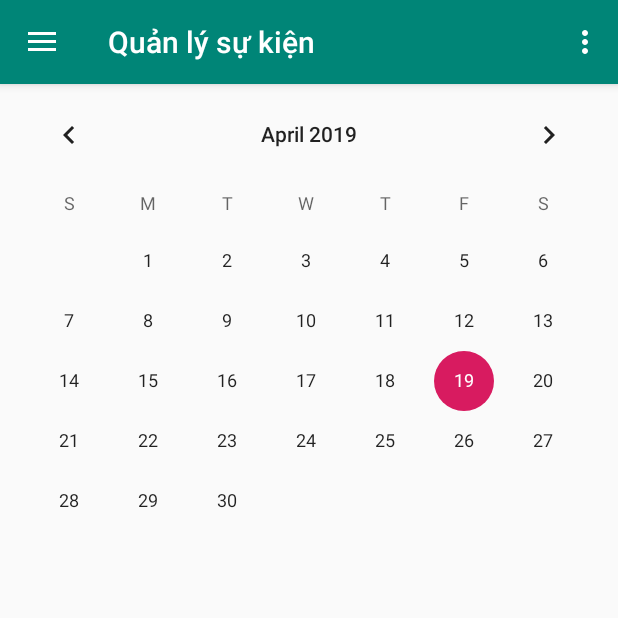
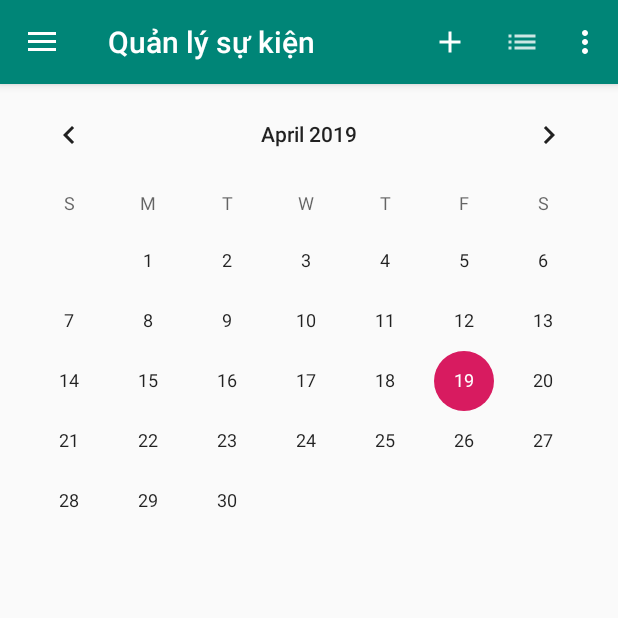
Before and after one commit to vancuong196/events_management, an Android app: the screen it shows after launch (RootActivity), in the side drawer, after a tap on "About", on a phone screen of 412 x 824 dp, the top half of it. Run offline under Robolectric (Android 15) with nearby library versions, the phone set to English and light mode, and no system bars; our stand-ins replace Firebase (no records; nobody signed in at launch, a user with empty details on screens opened directly).

Commit message:
add menu

```diff
--- a/app/src/main/java/com/example/clay/event_manager/activities/RootActivity.java
+++ b/app/src/main/java/com/example/clay/event_manager/activities/RootActivity.java
@@ -20,7 +20,7 @@ import com.example.clay.left.R;
 
 public class RootActivity extends AppCompatActivity
         implements NavigationView.OnNavigationItemSelectedListener {
-
+    NavigationView navigationView;
     @Override
     protected void onCreate(Bundle savedInstanceState) {
         super.onCreate(savedInstanceState);
@@ -34,10 +34,14 @@ public class RootActivity extends AppCompatActivity
         drawer.addDrawerListener(toggle);
         toggle.syncState();
 
-        NavigationView navigationView = (NavigationView) findViewById(R.id.nav_view);
+        navigationView = (NavigationView) findViewById(R.id.nav_view);
         navigationView.setNavigationItemSelectedListener(this);
+
+        // Replace root view to default fragment
         Fragment newFragment = new EventManagementFragment();
         ReplaceFragment(newFragment);
+        // Make menu checked.
+        setMenuItemChecked(R.id.nav_event);
     }
 
     @Override
@@ -48,6 +52,11 @@ public class RootActivity extends AppCompatActivity
         } else {
             super.onBackPressed();
         }
+    }
+
+    private void setMenuItemChecked(int menuItemID) {
+        MenuItem menuItem =  navigationView.getMenu().findItem(menuItemID);
+        menuItem.setChecked(true);
     }
 
     @Override
@@ -73,7 +82,10 @@ public class RootActivity extends AppCompatActivity
         int id = item.getItemId();
 
         //noinspection SimplifiableIfStatement
-        if (id == R.id.action_settings) {
+        if (id == R.id.action_add_e) {
+            return true;
+        }
+        if (id == R.id.action_list_view) {
             return true;
         }
 
@@ -86,17 +98,17 @@ public class RootActivity extends AppCompatActivity
         // Handle navigation view item clicks here.
         int id = item.getItemId();
 
-        if (id == R.id.nav_camera) {
+        if (id == R.id.nav_event) {
             // Handle the camera action
-        } else if (id == R.id.nav_gallery) {
+        } else if (id == R.id.nav_employee) {
 
-        } else if (id == R.id.nav_slideshow) {
+        } else if (id == R.id.nav_notification) {
 
-        } else if (id == R.id.nav_manage) {
+        } else if (id == R.id.nav_tools) {
 
-        } else if (id == R.id.nav_share) {
+        } else if (id == R.id.nav_about) {
 
-        } else if (id == R.id.nav_send) {
+        } else if (id == R.id.nav_changelog) {
 
         }
 
--- a/app/src/main/res/menu/activity_main_drawer.xml
+++ b/app/src/main/res/menu/activity_main_drawer.xml
@@ -5,19 +5,19 @@
 
     <group android:checkableBehavior="single">
         <item
-            android:id="@+id/nav_camera"
+            android:id="@+id/nav_event"
             android:icon="@drawable/ic_event"
             android:title="Quản lý sự kiện" />
         <item
-            android:id="@+id/nav_gallery"
+            android:id="@+id/nav_employee"
             android:icon="@drawable/ic_user"
             android:title="Quản lý nhân viên" />
         <item
-            android:id="@+id/nav_slideshow"
+            android:id="@+id/nav_notification"
             android:icon="@drawable/ic_notification"
             android:title="Thông báo" />
         <item
-            android:id="@+id/nav_manage"
+            android:id="@+id/nav_tools"
             android:icon="@drawable/ic_menu_manage"
             android:title="Công cụ khác" />
     </group>
@@ -25,11 +25,11 @@
     <item android:title="Thông tin">
         <menu>
             <item
-                android:id="@+id/nav_share"
+                android:id="@+id/nav_about"
                 android:icon="@drawable/ic_menu_share"
                 android:title="About" />
             <item
-                android:id="@+id/nav_send"
+                android:id="@+id/nav_changelog"
                 android:icon="@drawable/ic_menu_send"
                 android:title="Changelog" />
         </menu>
--- a/app/src/main/res/menu/main.xml
+++ b/app/src/main/res/menu/main.xml
@@ -2,8 +2,21 @@
 <menu xmlns:android="http://schemas.android.com/apk/res/android"
     xmlns:app="http://schemas.android.com/apk/res-auto">
     <item
-        android:id="@+id/action_settings"
+        android:id="@+id/action_add_e"
         android:orderInCategory="100"
-        android:title="@string/action_settings"
+        android:icon="@drawable/ic_add"
+        android:title="Thêm sự kiện"
+        app:showAsAction="always" />
+    <item
+        android:id="@+id/action_list_view"
+        android:orderInCategory="100"
+        android:icon="@drawable/ic_list"
+        android:title="Xem theo danh sách"
+        app:showAsAction="always" />
+    <item
+        android:id="@+id/action_sort"
+        android:orderInCategory="100"
+        android:icon="@drawable/ic_list"
+        android:title="Sắp xếp"
         app:showAsAction="never" />
 </menu>
```
Also changed, not shown: app/src/main/res/drawable/ic_menu_camera.xml (deleted, +0 -12 lines), app/src/main/res/drawable/ic_menu_gallery.xml (deleted, +0 -9 lines), app/src/main/res/drawable/ic_menu_slideshow.xml (deleted, +0 -9 lines), app/src/main/res/drawable-hdpi/ic_list.png (added), app/src/main/res/drawable-mdpi/ic_list.png (added), app/src/main/res/drawable-xhdpi/ic_list.png (added), app/src/main/res/drawable-xxhdpi/ic_list.png (added), app/src/main/res/drawable-xxxhdpi/ic_list.png (added).
